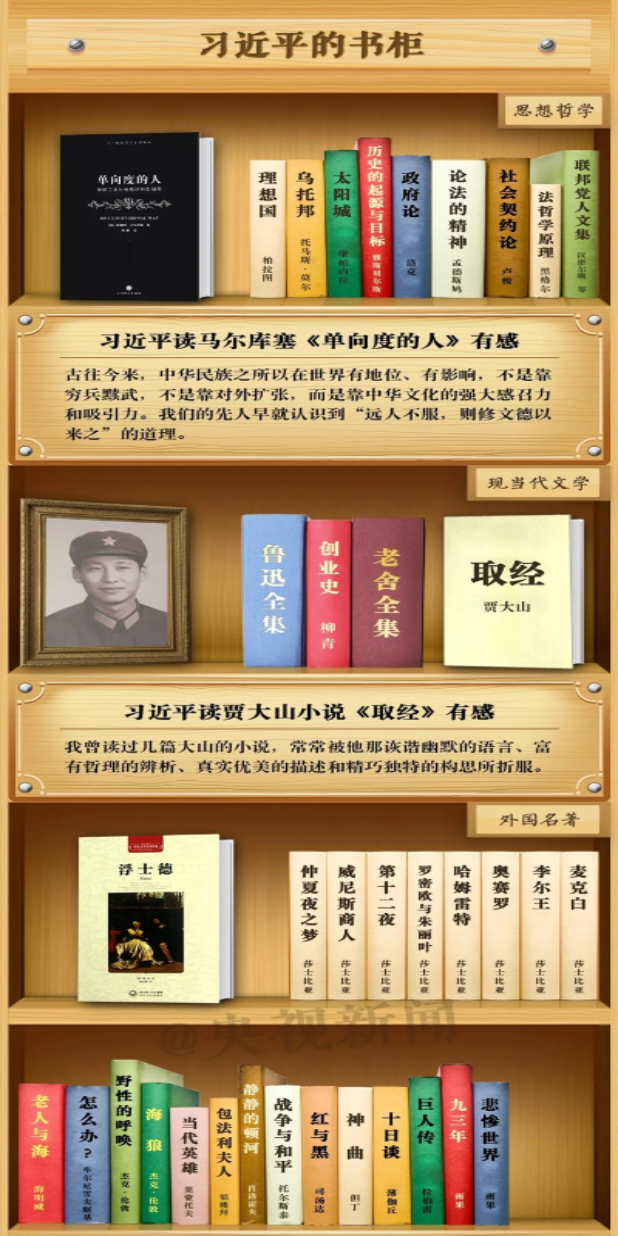
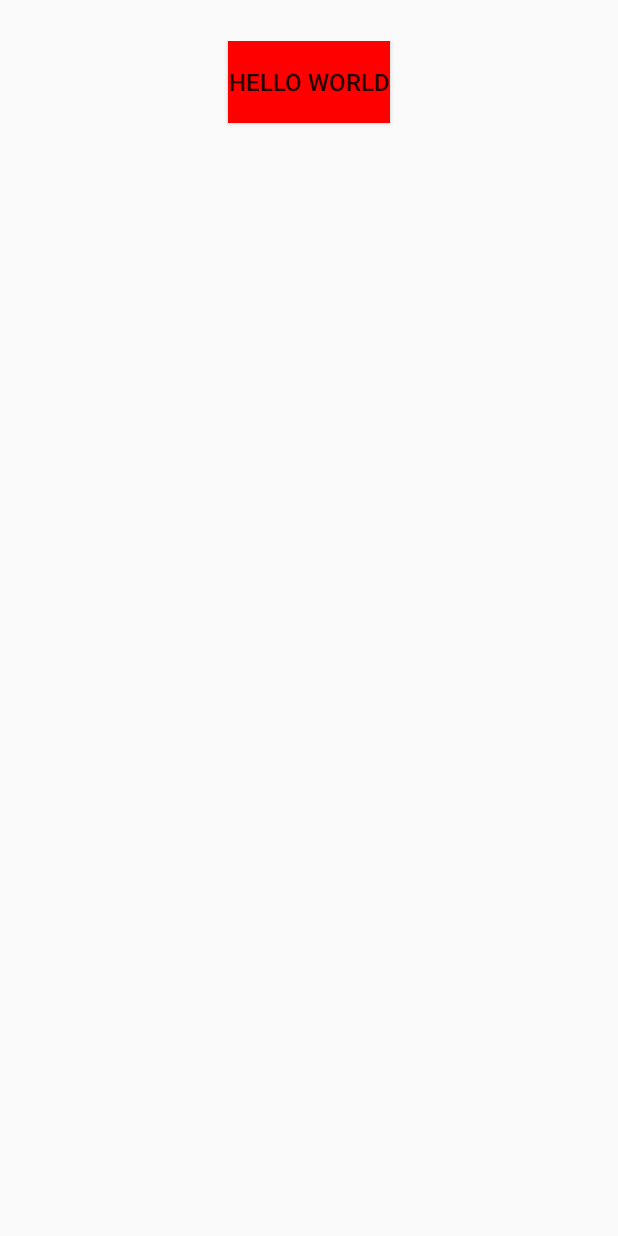
Before and after one commit to yk14123/SuperUI, an Android app: the screen it shows after launch (MainActivity), on a phone screen of 412 x 824 dp. Run offline under Robolectric (Android 15) with nearby library versions, the phone set to English and light mode, and no system bars.

Commit message:
刘海屏处理流程和细节done

```diff
--- a/app/src/main/java/com/chinafocus/myui/MainActivity.java
+++ b/app/src/main/java/com/chinafocus/myui/MainActivity.java
@@ -12,6 +12,7 @@ import android.view.View;
 import android.view.Window;
 import android.view.WindowInsets;
 import android.view.WindowManager;
+import android.widget.RelativeLayout;
 
 import com.chinafocus.myui.bean.Person;
 import com.chinafocus.myui.global.Constants;
@@ -35,19 +36,23 @@ public class MainActivity extends AppCompatActivity {
         Window window = getWindow();
         window.setFlags(WindowManager.LayoutParams.FLAG_FULLSCREEN, WindowManager.LayoutParams.FLAG_FULLSCREEN);
 
+        // 2.需要判断手机厂商，
+        // 华为 小米 OPPO 等
 
-        getWindow().getDecorView().setOnApplyWindowInsetsListener( new View.OnApplyWindowInsetsListener() {
+
+
+        getWindow().getDecorView().setOnApplyWindowInsetsListener(new View.OnApplyWindowInsetsListener() {
             @SuppressLint("NewApi")
             @Override
             public WindowInsets onApplyWindowInsets(View v, WindowInsets insets) {
 
-                Log.e("===>>>" ,"setOnApplyWindowInsetsListener");
+                Log.e("===>>>", "setOnApplyWindowInsetsListener");
                 // 用这里的View判断刘海状态，这个回调会在onCreate之后执行！
-                // 再做流海屏适配的时候，需要判断手机，是不是刘海
+                // 3.再做流海屏适配的时候，需要判断手机，是不是有刘海！！
                 boolean hasDisplayCutout = hasDisplayCutout(window);
-                Log.e("===>>>" , "hasDisplayCutout -->"+hasDisplayCutout);
-                if (hasDisplayCutout){
-                    // 2.允许--内容区延伸到刘海区
+                Log.e("===>>>", "hasDisplayCutout -->" + hasDisplayCutout);
+                if (hasDisplayCutout) {
+                    // 4.允许--内容区延伸到刘海区
                     WindowManager.LayoutParams layoutParams = getWindow().getAttributes();
 
                     /**
@@ -73,13 +78,32 @@ public class MainActivity extends AppCompatActivity {
         });
 
         setContentView(R.layout.activity_liuhai_main);
-        Log.e("===>>>" ,"setContentView");
+        Log.e("===>>>", "setContentView");
 //        MyEventBus.getDefault().register(this);
+
+        Log.e("===>>>", "状态栏高度是：" + heightForDisplayCutout());
+
+        /**
+         *  5.是否考虑，适配刘海屏幕后，调整控件位置，
+         */
+
+//        Button button = findViewById(R.id.bt_home);
+//        RelativeLayout.LayoutParams layoutParams = (RelativeLayout.LayoutParams) button.getLayoutParams();
+//        layoutParams.topMargin += heightForDisplayCutout();
+//        button.setLayoutParams(layoutParams);
+
+        /**
+         * 使用父容器的setPadding，或者修改子View的LayoutParams，来达到移动View的效果
+         */
+        RelativeLayout relativeLayout = findViewById(R.id.rl_home);
+        relativeLayout.setPadding(relativeLayout.getPaddingLeft(), relativeLayout.getPaddingTop() + heightForDisplayCutout(),
+                relativeLayout.getPaddingRight(), relativeLayout.getPaddingBottom());
 
     }
 
     /**
      * 判断是否有流海屏
+     *
      * @return
      */
     @TargetApi(Build.VERSION_CODES.P)
@@ -94,6 +118,20 @@ public class MainActivity extends AppCompatActivity {
             }
         }
         return false;
+    }
+
+    /**
+     * 取状态栏高度，大多数情况下，状态栏高度和刘海的高度是一样的
+     * //iqoo默认的是 状态栏高度是：84
+     *
+     * @return
+     */
+    public int heightForDisplayCutout() {
+        int resID = getResources().getIdentifier("status_bar_height", "dimen", "android");
+        if (resID > 0) {
+            return getResources().getDimensionPixelSize(resID);
+        }
+        return 0;
     }
 
 
--- a/app/src/main/res/layout/activity_liuhai_main.xml
+++ b/app/src/main/res/layout/activity_liuhai_main.xml
@@ -3,15 +3,17 @@
     xmlns:android="http://schemas.android.com/apk/res/android"
     xmlns:app="http://schemas.android.com/apk/res-auto"
     xmlns:tools="http://schemas.android.com/tools"
+    android:id="@+id/rl_home"
     android:layout_width="match_parent"
     android:layout_height="match_parent"
     tools:context=".MainActivity">
 
-    <ImageView
-        android:layout_width="match_parent"
-        android:layout_height="match_parent"
-        android:src="@drawable/bookshelf_case_intro1"
-        android:scaleType="fitXY"
-        android:layout_centerInParent="true"/>
+    <Button
+        android:id="@+id/bt_home"
+        android:layout_width="wrap_content"
+        android:layout_height="48dp"
+        android:text="hello world"
+        android:background="#f00"
+        android:layout_centerHorizontal="true"/>
 
 </RelativeLayout>
```
